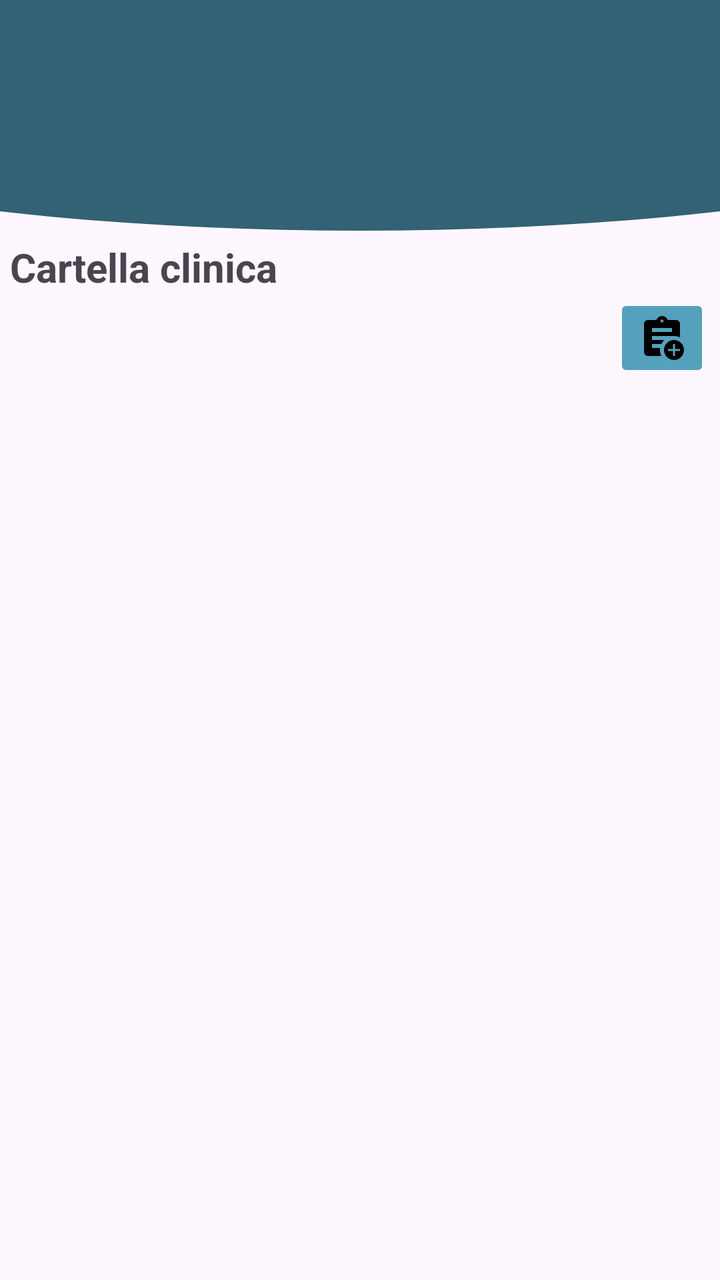
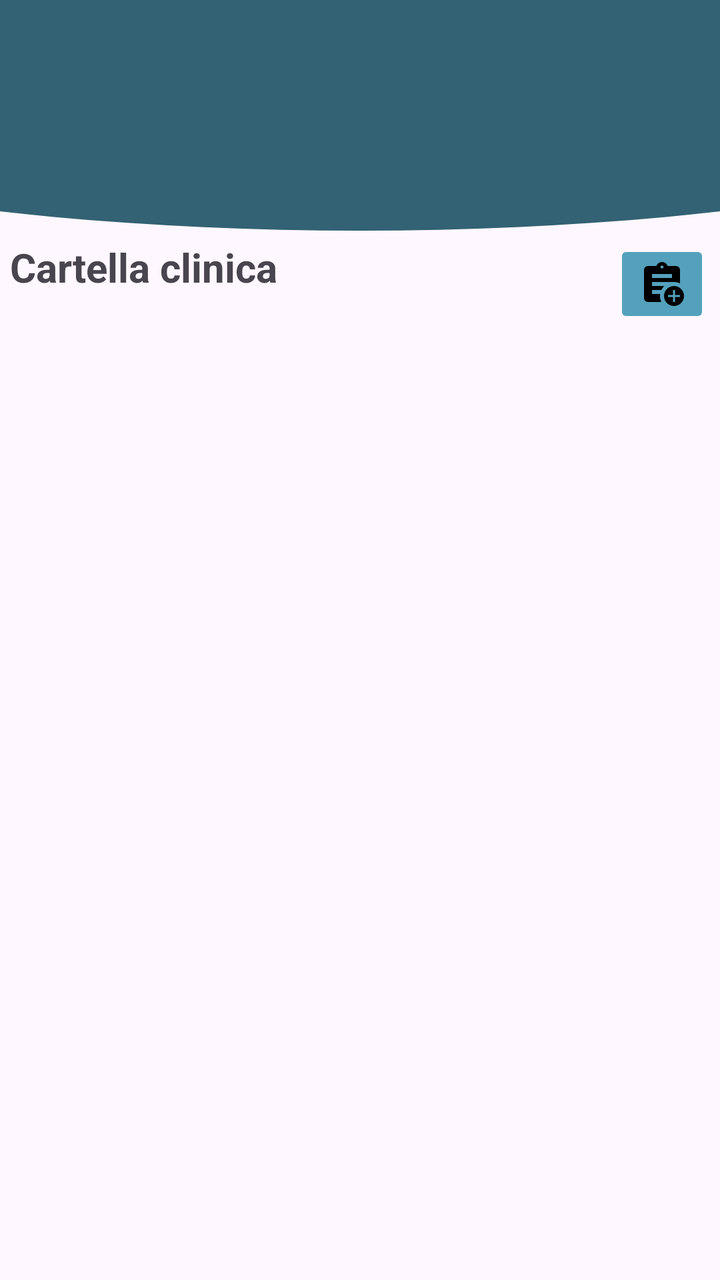

Screens rendered from an Android XML layout before and after an edit, with the pre-edit source and the edit as a unified diff.
<!-- AndroidManifest.xml: application theme Theme.AppPet -->
<!-- res/layout/activity_cartella_clinica.xml -->
<?xml version="1.0" encoding="utf-8"?>
<RelativeLayout xmlns:android="http://schemas.android.com/apk/res/android"
    xmlns:app="http://schemas.android.com/apk/res-auto"
    xmlns:tools="http://schemas.android.com/tools"
    android:id="@+id/main"
    android:layout_width="match_parent"
    android:layout_height="match_parent">


    <FrameLayout
        android:id="@+id/header_home"
        android:layout_width="match_parent"
        android:layout_height="120dp"
        android:layout_gravity="top">

        <ImageView
            android:id="@+id/Pippo"
            android:layout_width="800dp"
            android:layout_height="180dp"
            android:layout_gravity="center"
            android:layout_marginTop="-35dp"
            android:src="@drawable/cricle_1" />

    </FrameLayout>

    
    
    <LinearLayout
        android:layout_width="350dp"
        android:layout_height="wrap_content"
        android:orientation="vertical"
        android:layout_below="@id/header_home"
        android:layout_centerHorizontal="true">

        <TextView
            android:layout_width="350dp"
            android:layout_height="wrap_content"
            android:text="Cartella clinica"
            android:textSize="20sp"
            android:textStyle="bold"/>


        <ImageButton
            android:id="@+id/add_Data"
            android:layout_width="wrap_content"
            android:layout_height="wrap_content"
            android:src="@drawable/add_clinic_data"
            android:layout_gravity="right"
            android:backgroundTint="@color/lightblue"/>


        <ListView
            android:id="@+id/listaCartellaClinica"
            android:layout_width="350dp"
            android:layout_height="wrap_content"/>

    </LinearLayout>



</RelativeLayout>
<!-- resources referenced by this layout -->
<resources>
  <color name="lightblue">#54A1BD</color>
  <!-- drawable add_clinic_data (drawable) -->
  <vector xmlns:android="http://schemas.android.com/apk/res/android" android:height="24dp" android:tint="#000000" android:viewportHeight="24" android:viewportWidth="24" android:width="24dp">
        
      <path android:fillColor="@android:color/white" android:pathData="M18,13c-2.76,0 -5,2.24 -5,5s2.24,5 5,5s5,-2.24 5,-5S20.76,13 18,13zM21,18.5h-2.5V21h-1v-2.5H15v-1h2.5V15h1v2.5H21V18.5z"/>
        
      <path android:fillColor="@android:color/white" android:pathData="M11.69,15c0.36,-0.75 0.84,-1.43 1.43,-2H7v-2c0,0 10.66,0 11,0c1.07,0 2.09,0.25 3,0.69V5c0,-1.1 -0.9,-2 -2,-2h-4.18C14.4,1.84 13.3,1 12,1S9.6,1.84 9.18,3H5C3.9,3 3,3.9 3,5v14c0,1.1 0.9,2 2,2h6.69C11.25,20.09 11,19.07 11,18c0,-0.34 0.03,-0.67 0.08,-1H7v-2H11.69zM12,2.75c0.41,0 0.75,0.34 0.75,0.75c0,0.41 -0.34,0.75 -0.75,0.75s-0.75,-0.34 -0.75,-0.75C11.25,3.09 11.59,2.75 12,2.75zM7,7h10v2H7V7z"/>
      
  </vector>
  <!-- drawable cricle_1 (drawable) -->
  <?xml version="1.0" encoding="utf-8"?>
  <shape xmlns:android="http://schemas.android.com/apk/res/android"
      android:shape="oval">
  
      <solid
          android:color="@color/Blu_base"/>
  
  </shape>
  <style name="Theme.AppPet" parent="Base.Theme.AppPet" />
  <color name="Blu_base">#326273</color>
  <style name="Base.Theme.AppPet" parent="Theme.Material3.DayNight.NoActionBar">
          
          
      </style>
</resources>

<!-- the commit's change to res/layout/activity_cartella_clinica.xml (unified diff, before → after) -->
@@ -32,6 +32,10 @@
         android:layout_below="@id/header_home"
         android:layout_centerHorizontal="true">
 
+        <RelativeLayout
+            android:layout_width="match_parent"
+            android:layout_height="wrap_content">
+
         <TextView
             android:layout_width="350dp"
             android:layout_height="wrap_content"
@@ -45,8 +49,11 @@
             android:layout_width="wrap_content"
             android:layout_height="wrap_content"
             android:src="@drawable/add_clinic_data"
-            android:layout_gravity="right"
-            android:backgroundTint="@color/lightblue"/>
+            android:layout_alignParentRight="true"
+            android:backgroundTint="@color/lightblue"
+            />
+
+        </RelativeLayout>
 
 
         <ListView
